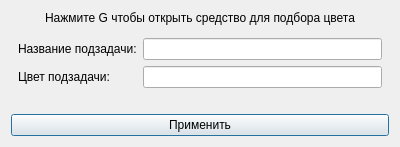
This is ui_files/task_edit_dialog.ui in leonorino/time-tracker as Qt 5 draws it before an edit. The edited form follows.
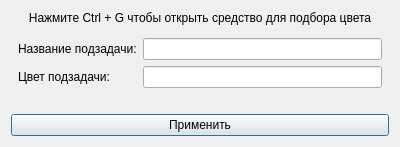
This is the edited form.

Commit message: Диалог добавления подзадачи полностью работает, closes #10

Diff of the .ui file:
```diff
--- a/ui_files/task_edit_dialog.ui
+++ b/ui_files/task_edit_dialog.ui
@@ -25,7 +25,7 @@
         </sizepolicy>
        </property>
        <property name="text">
-        <string>Нажмите G чтобы открыть средство для подбора цвета</string>
+        <string>Нажмите Ctrl + G чтобы открыть средство для подбора цвета</string>
        </property>
        <property name="alignment">
         <set>Qt::AlignCenter</set>
```
Left out of the diff: 12 changed lines with no effect on the pictures. The commit also changes 2 other files.
